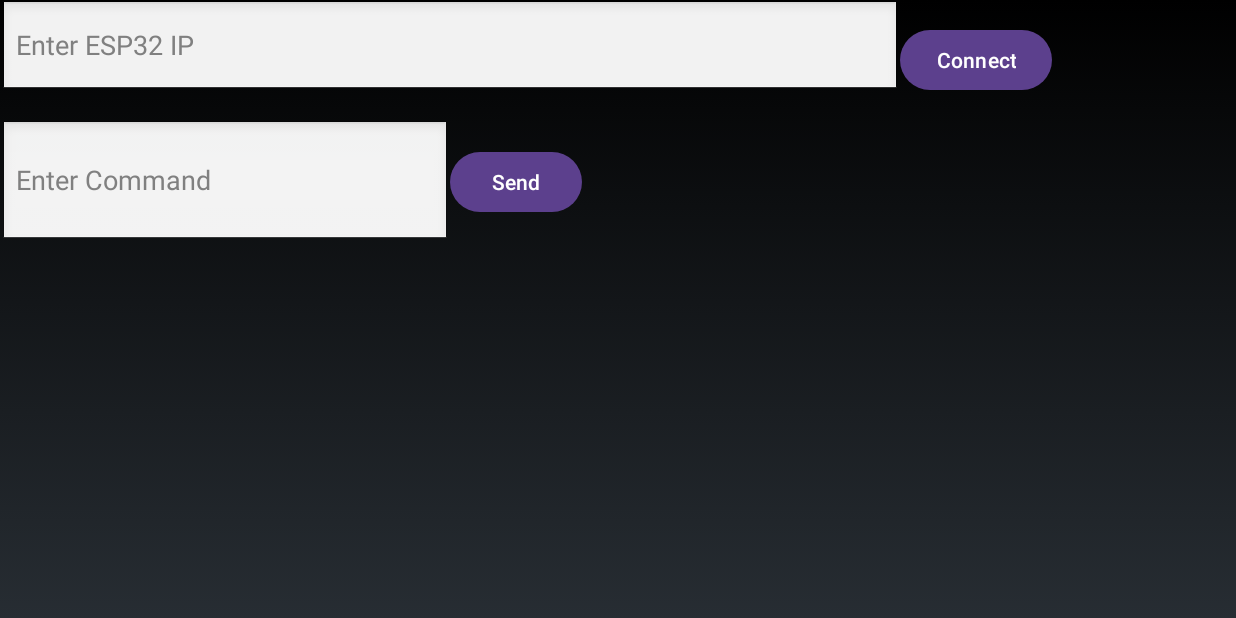
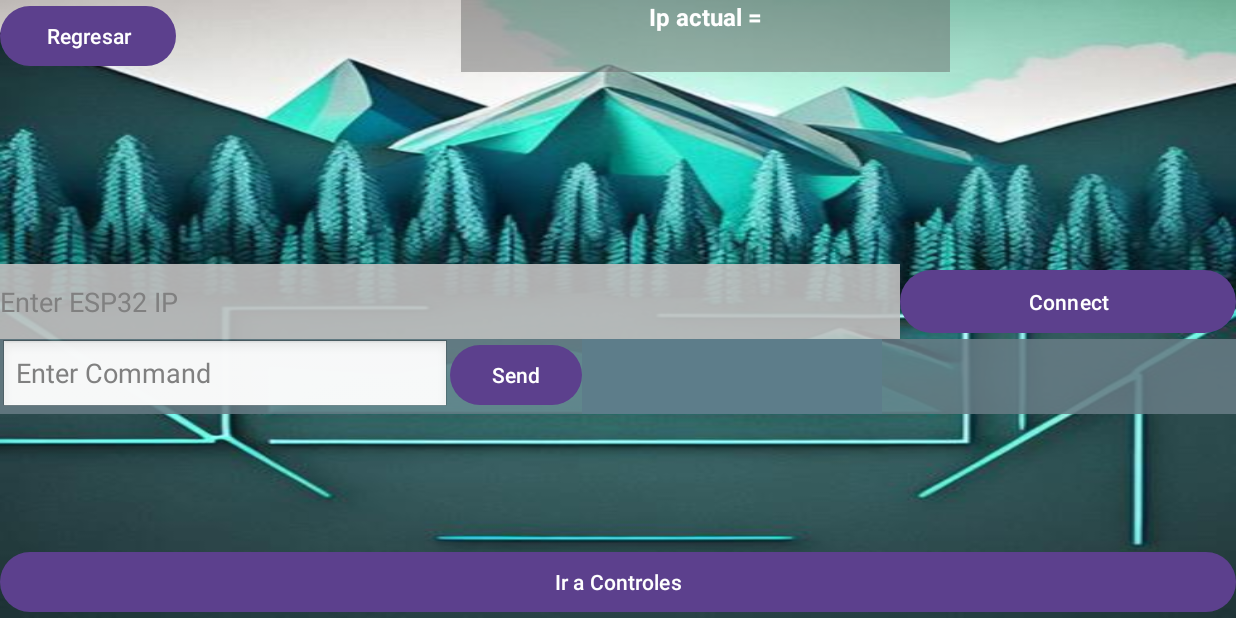
Before and after one commit to Jean70402/App_jean, an Android app: the WifiActivity screen opened directly, with no data from a screen before it, on a phone screen of 824 x 412 dp (held sideways). Run offline under Robolectric (Android 15) with nearby library versions, the phone set to English and light mode, and no system bars.

Commit message:
New_branch

```diff
--- a/app/build.gradle.kts
+++ b/app/build.gradle.kts
@@ -55,5 +55,5 @@ dependencies {
     implementation ("org.jetbrains.kotlinx:kotlinx-coroutines-core:1.7.1")
     implementation ("com.airbnb.android:lottie:4.2.0")
     implementation ("com.squareup.okhttp3:okhttp:4.9.1")
-
+    implementation ("androidx.lifecycle:lifecycle-viewmodel-ktx:2.6.2")
 }
--- a/app/src/main/java/com/example/esp32_ccontroller_byjeanc/WifiActivity.kt
+++ b/app/src/main/java/com/example/esp32_ccontroller_byjeanc/WifiActivity.kt
@@ -1,19 +1,31 @@
 package com.example.esp32_ccontroller_byjeanc
 
+import WifiManager
+
+import android.annotation.SuppressLint
+import android.content.Intent
 import androidx.appcompat.app.AppCompatActivity
 import android.os.Bundle
+import android.text.InputType
+import android.text.method.DigitsKeyListener
 import android.view.WindowManager
 import android.widget.Button
 import android.widget.EditText
 import android.widget.TextView
+import androidx.lifecycle.ViewModelProvider
+import androidx.lifecycle.lifecycleScope
+import kotlinx.coroutines.DelicateCoroutinesApi
 import kotlinx.coroutines.Dispatchers
 import kotlinx.coroutines.GlobalScope
 import kotlinx.coroutines.launch
+import kotlinx.coroutines.withContext
 import okhttp3.OkHttpClient
 import okhttp3.Request
 
 
 class WifiActivity : AppCompatActivity() {
+    private lateinit var wifiViewModel: WifiViewModel
+    @SuppressLint("SetTextI18n")
     override fun onCreate(savedInstanceState: Bundle?) {
         super.onCreate(savedInstanceState)
         window.setFlags(
@@ -25,19 +37,50 @@ class WifiActivity : AppCompatActivity() {
         supportActionBar?.hide()
         setContentView(R.layout.activity_wifi)
 
+        val buttonConnect = findViewById<Button>(R.id.buttonConnect)
         val editTextCommand = findViewById<EditText>(R.id.editTextCommand)
         val buttonSend = findViewById<Button>(R.id.buttonSend)
         val textViewResponse = findViewById<TextView>(R.id.textViewResponse)
+        val btnRegresar: Button = findViewById(R.id.btnRegresar)
+        val textResponse2: TextView=findViewById(R.id.textID)
+
+
+        btnRegresar.setOnClickListener {
+            // Desconectar al regresar a la Selector Activity
+            val intent = Intent(this, Selector::class.java)
+            startActivity(intent)
+        }
+
+        wifiViewModel = ViewModelProvider(this).get(WifiViewModel::class.java)
+        textResponse2.text= "Ip actual =${wifiViewModel.esp32IP}"
+        val editTextIP = findViewById<EditText>(R.id.editTextIP)
+
+        buttonConnect.setOnClickListener {
+            wifiViewModel.esp32IP = editTextIP.text.toString()
+            textViewResponse.text = "Connected to ${wifiViewModel.esp32IP}"
+        }
 
         buttonSend.setOnClickListener {
+            if (wifiViewModel.esp32IP.isNotEmpty()) {
+                editTextIP.setText(wifiViewModel.esp32IP)
+            }
+
             val command = editTextCommand.text.toString()
-            sendCommand(command, textViewResponse)
+            val esp32IP = editTextIP.text.toString()
+            sendCommand(esp32IP, command, textViewResponse)
+        }
+
+        val btnIrAControl: Button = findViewById(R.id.irControl)
+        btnIrAControl.setOnClickListener {
+
+            val intent = Intent(this, ControlWifi::class.java)
+            startActivity(intent)
         }
     }
 
-    private fun sendCommand(command: String, textViewResponse: TextView) {
+    private fun sendCommand(esp32IP: String, command: String, textViewResponse: TextView) {
         val client = OkHttpClient()
-        val url = "http://192.168.18.42/command?value=$command"
+        val url = "http://$esp32IP/command?value=$command"
 
         GlobalScope.launch(Dispatchers.IO) {
             val request = Request.Builder()
--- /dev/null
+++ b/app/src/main/java/com/example/esp32_ccontroller_byjeanc/WifiViewModel.kt
@@ -0,0 +1,24 @@
+package com.example.esp32_ccontroller_byjeanc
+
+import android.app.Application
+import android.content.Context
+import androidx.lifecycle.AndroidViewModel
+import androidx.lifecycle.ViewModel
+import kotlinx.coroutines.Dispatchers
+import kotlinx.coroutines.GlobalScope
+import kotlinx.coroutines.launch
+import okhttp3.OkHttpClient
+import okhttp3.Request
+
+class WifiViewModel(application: Application) : AndroidViewModel(application) {
+    private val sharedPreferences =
+        application.getSharedPreferences("MyPrefs", Context.MODE_PRIVATE)
+
+    var esp32IP: String
+        get() = sharedPreferences.getString("esp32IP", "") ?: ""
+        set(value) {
+            sharedPreferences.edit().putString("esp32IP", value).apply()
+        }
+
+    val client = OkHttpClient()
+}
--- a/app/src/main/res/layout/activity_wifi.xml
+++ b/app/src/main/res/layout/activity_wifi.xml
@@ -3,7 +3,8 @@
     xmlns:tools="http://schemas.android.com/tools"
     android:layout_width="match_parent"
     android:layout_height="match_parent"
-    tools:context=".MainActivity">
+    tools:context=".MainActivity"
+    android:background="@drawable/background1">
 
     <androidx.constraintlayout.widget.ConstraintLayout
         android:layout_width="match_parent"
@@ -11,40 +12,45 @@
 
         <LinearLayout
             android:layout_width="match_parent"
-            android:layout_height="match_parent"
-            android:orientation="vertical">
+            android:layout_height="wrap_content"
+            android:layout_marginTop="40dp"
+            android:foregroundGravity="center_vertical|center_horizontal"
+            android:orientation="vertical"
+            app:layout_constraintBottom_toBottomOf="parent"
+            app:layout_constraintStart_toStartOf="parent"
+            app:layout_constraintTop_toTopOf="parent">
 
             <LinearLayout
                 android:layout_width="match_parent"
-                android:layout_height="wrap_content"
+                android:layout_height="50dp"
                 android:orientation="horizontal">
 
                 <EditText
                     android:id="@+id/editTextIP"
                     android:layout_width="600dp"
-                    android:layout_height="match_parent"
+                    android:layout_height="50dp"
+                    android:background="#E6C1C0C0"
                     android:hint="Enter ESP32 IP" />
 
                 <Button
                     android:id="@+id/buttonConnect"
-                    android:layout_width="wrap_content"
-                    android:layout_height="wrap_content"
+                    android:layout_width="match_parent"
+                    android:layout_height="match_parent"
                     android:layout_below="@id/editTextIP"
-                    android:layout_marginTop="16dp"
                     android:text="Connect" />
             </LinearLayout>
 
             <LinearLayout
                 android:layout_width="match_parent"
-                android:layout_height="100dp"
+                android:layout_height="50dp"
+                android:background="#DD677C85"
                 android:orientation="horizontal">
 
                 <EditText
                     android:id="@+id/editTextCommand"
                     android:layout_width="300dp"
-                    android:layout_height="match_parent"
+                    android:layout_height="50dp"
                     android:layout_below="@id/buttonConnect"
-                    android:layout_marginTop="16dp"
                     android:hint="Enter Command" />
 
                 <Button
@@ -52,7 +58,6 @@
                     android:layout_width="wrap_content"
                     android:layout_height="wrap_content"
                     android:layout_below="@id/editTextCommand"
-                    android:layout_marginTop="16dp"
                     android:text="Send" />
 
                 <TextView
@@ -60,8 +65,79 @@
                     android:layout_width="200dp"
                     android:layout_height="match_parent"
                     android:layout_below="@id/buttonSend"
-                    android:layout_marginTop="16dp" />
+                    android:background="#5D7D8A" />
+
             </LinearLayout>
+
+        </LinearLayout>
+
+        <LinearLayout
+            android:id="@+id/layout"
+            android:layout_width="0dp"
+            android:layout_height="wrap_content"
+            android:gravity="top"
+            android:orientation="horizontal"
+            app:layout_constraintEnd_toEndOf="parent"
+            app:layout_constraintStart_toStartOf="parent"
+            app:layout_constraintTop_toTopOf="parent">
+
+            <LinearLayout
+                android:layout_width="234dp"
+                android:layout_height="match_parent"
+                android:layout_weight="1"
+                android:orientation="horizontal">
+
+                <Button
+                    android:id="@+id/btnRegresar"
+                    android:layout_width="194dp"
+                    android:layout_height="match_parent"
+                    android:layout_weight="1"
+                    android:text="Regresar" />
+            </LinearLayout>
+
+            <LinearLayout
+                android:layout_width="match_parent"
+                android:layout_height="match_parent"
+                android:layout_weight="1"
+                android:orientation="horizontal">
+
+                <LinearLayout
+                    android:layout_width="200dp"
+                    android:layout_height="match_parent"
+                    android:layout_weight="1"
+                    android:gravity="center_horizontal"
+                    android:orientation="vertical">
+
+                    <TextView
+                        android:id="@+id/textID"
+                        android:layout_width="326dp"
+                        android:layout_height="wrap_content"
+                        android:layout_weight="1"
+                        android:background="#77636363"
+                        android:outlineProvider="bounds"
+                        android:text="Ip actual= "
+                        android:textAlignment="center"
+                        android:textAppearance="@style/TextAppearance.AppCompat.Body1"
+                        android:textSize="16sp"
+                        android:textStyle="bold" />
+
+                </LinearLayout>
+            </LinearLayout>
+
+        </LinearLayout>
+
+        <LinearLayout
+            android:layout_width="match_parent"
+            android:layout_height="0dp"
+            android:orientation="horizontal"
+            app:layout_constraintBottom_toBottomOf="parent">
+
+            <Button
+                android:id="@+id/irControl"
+                android:layout_width="wrap_content"
+                android:layout_height="wrap_content"
+                android:layout_weight="1"
+                android:text="Ir a Controles" />
         </LinearLayout>
 
     </androidx.constraintlayout.widget.ConstraintLayout>
```
Also changed, not shown: app/src/main/AndroidManifest.xml (+11 -11 lines), app/src/main/java/com/example/esp32_ccontroller_byjeanc/ControlActivity.kt (+1 -10 lines), app/src/main/java/com/example/esp32_ccontroller_byjeanc/ControlWifi.kt (added, +125 -0 lines), app/src/main/java/com/example/esp32_ccontroller_byjeanc/IPAddressInputFilter.kt (added, +47 -0 lines), app/src/main/java/com/example/esp32_ccontroller_byjeanc/WifiManager.kt (added, +37 -0 lines), app/src/main/res/layout/activity_control_wifi.xml (added, +245 -0 lines).
